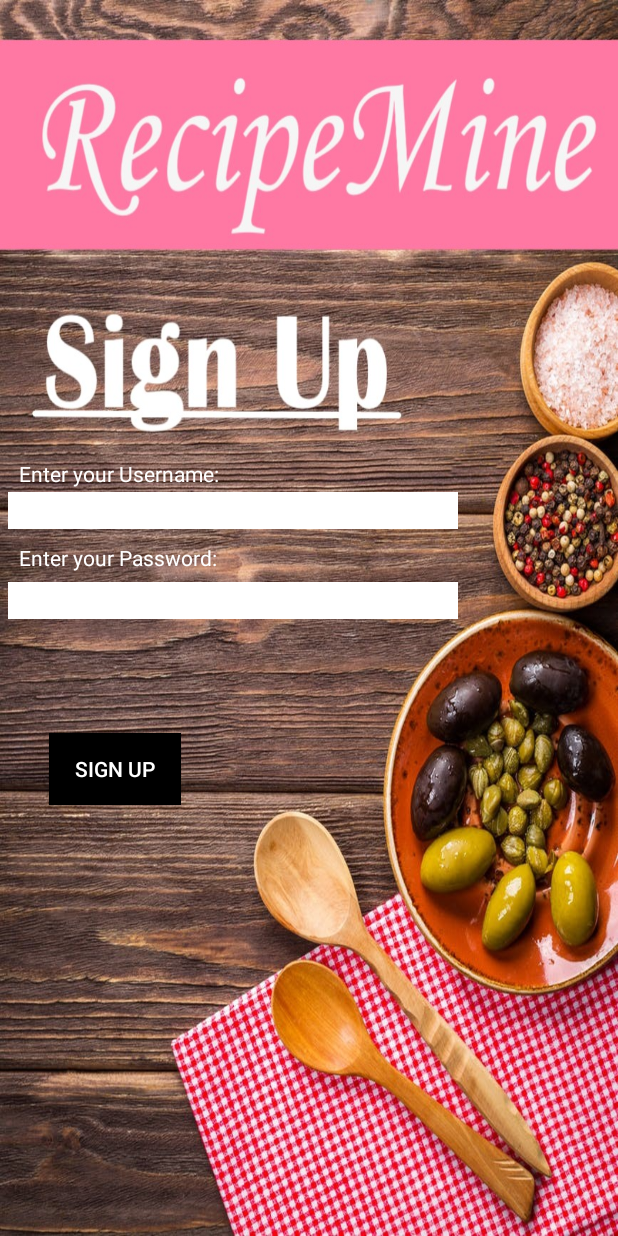
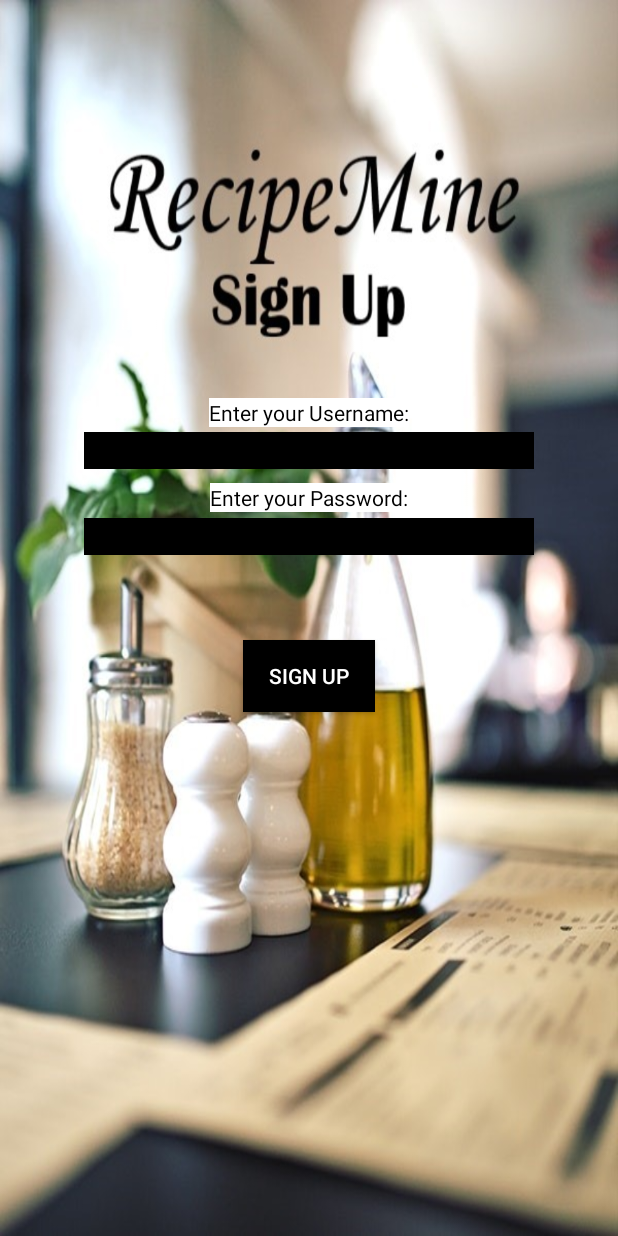
Before and after one commit to wood198/RecipeMine, an Android app: the SignUpActivity screen opened directly, with no data from a screen before it, on a phone screen of 412 x 824 dp. Run offline under Robolectric (Android 15) with nearby library versions, the phone set to English and light mode, and no system bars; libraries missing offline, so code that uses them is left out: me.ibrahimsn.library; 1 statement that could not run was skipped.

Commit message:
Changed Background Images

```diff
--- a/app/src/main/res/layout/activity_signup.xml
+++ b/app/src/main/res/layout/activity_signup.xml
@@ -4,7 +4,8 @@
     xmlns:tools="http://schemas.android.com/tools"
     android:layout_width="match_parent"
     android:layout_height="match_parent"
-    android:background="@drawable/spoonsignup"
+    android:background="@drawable/signuppage"
+    android:layout_gravity="center"
     android:visibility="visible"
     tools:context=".view.SignUpActivity">
 
@@ -13,9 +14,9 @@
         android:layout_width="wrap_content"
         android:layout_height="wrap_content"
         android:text="Enter your Username:"
-        android:textColor="#ffffff"
-        app:layout_constraintHorizontal_bias=".045"
-        app:layout_constraintVertical_bias=".38"
+        android:textColor="#000000"
+        android:background="#ffffff"
+        app:layout_constraintVertical_bias=".33"
         app:layout_constraintBottom_toBottomOf="parent"
         app:layout_constraintLeft_toLeftOf="parent"
         app:layout_constraintRight_toRightOf="parent"
@@ -25,9 +26,9 @@
         android:id="@+id/enterUsername"
         android:layout_width="300dp"
         android:layout_height="wrap_content"
-        android:background="#ffffff"
-        app:layout_constraintHorizontal_bias=".050"
-        app:layout_constraintVertical_bias=".41"
+        android:textColor="#ffffff"
+        android:background="#000000"
+        app:layout_constraintVertical_bias=".36"
         app:layout_constraintBottom_toBottomOf="parent"
         app:layout_constraintLeft_toLeftOf="parent"
         app:layout_constraintRight_toRightOf="parent"
@@ -38,9 +39,9 @@
         android:layout_width="wrap_content"
         android:layout_height="wrap_content"
         android:text="Enter your Password:"
-        android:textColor="#ffffff"
-        app:layout_constraintHorizontal_bias=".045"
-        app:layout_constraintVertical_bias=".45"
+        android:textColor="#000000"
+        android:background="#ffffff"
+        app:layout_constraintVertical_bias=".4"
         app:layout_constraintBottom_toBottomOf="parent"
         app:layout_constraintLeft_toLeftOf="parent"
         app:layout_constraintRight_toRightOf="parent"
@@ -50,9 +51,9 @@
         android:id="@+id/enterPass"
         android:layout_width="300dp"
         android:layout_height="wrap_content"
-        android:background="#ffffff"
-        app:layout_constraintHorizontal_bias=".050"
-        app:layout_constraintVertical_bias=".485"
+        android:textColor="#ffffff"
+        android:background="#000000"
+        app:layout_constraintVertical_bias=".432"
         app:layout_constraintBottom_toBottomOf="parent"
         app:layout_constraintLeft_toLeftOf="parent"
         app:layout_constraintRight_toRightOf="parent"
@@ -64,8 +65,7 @@
         android:layout_height="wrap_content"
         android:text=""
         android:textColor="#000000"
-        app:layout_constraintHorizontal_bias=".045"
-        app:layout_constraintVertical_bias=".54"
+        app:layout_constraintVertical_bias=".49"
         app:layout_constraintBottom_toBottomOf="parent"
         app:layout_constraintLeft_toLeftOf="parent"
         app:layout_constraintRight_toRightOf="parent"
@@ -78,8 +78,7 @@
         android:text="Sign up"
         android:textColor="#ffffff"
         android:background="#000000"
-        app:layout_constraintHorizontal_bias=".10"
-        app:layout_constraintVertical_bias=".63"
+        app:layout_constraintVertical_bias=".55"
         app:layout_constraintBottom_toBottomOf="parent"
         app:layout_constraintLeft_toLeftOf="parent"
         app:layout_constraintRight_toRightOf="parent"
```
Also changed, not shown: app/src/main/res/layout/activity_login.xml (+18 -19 lines), app/src/main/res/layout/activity_opening.xml (+9 -5 lines), app/src/main/res/layout/activity_profile.xml (+14 -6 lines), app/src/main/res/drawable/food.jpeg (deleted), app/src/main/res/drawable/loginpage.jpg (added), app/src/main/res/drawable/profile.jpg (added), app/src/main/res/drawable/signuppage.jpg (added), app/src/main/res/drawable/spoon.jpeg (deleted), app/src/main/res/drawable/spoonlogin.jpg (deleted), app/src/main/res/drawable/spoonsignup.jpg (deleted), 1 other file.
